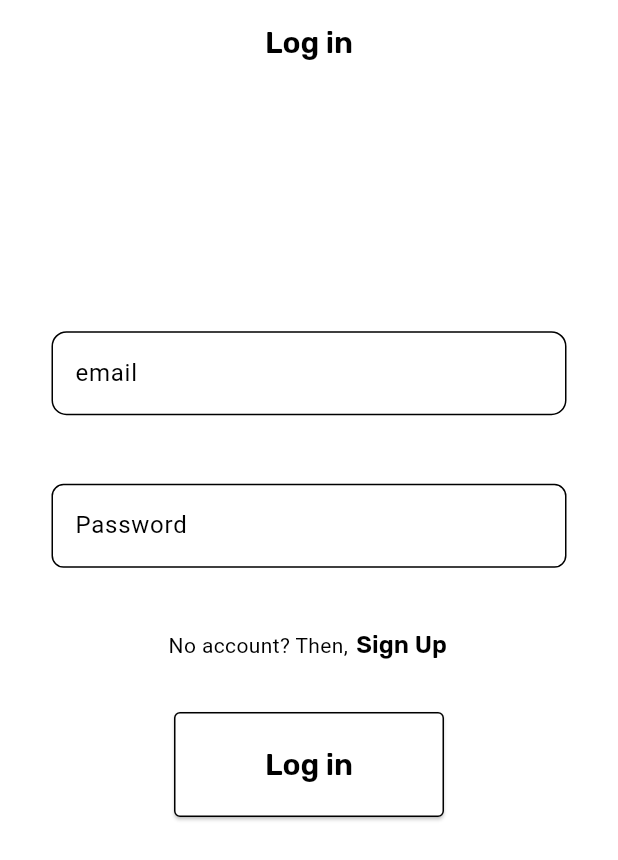
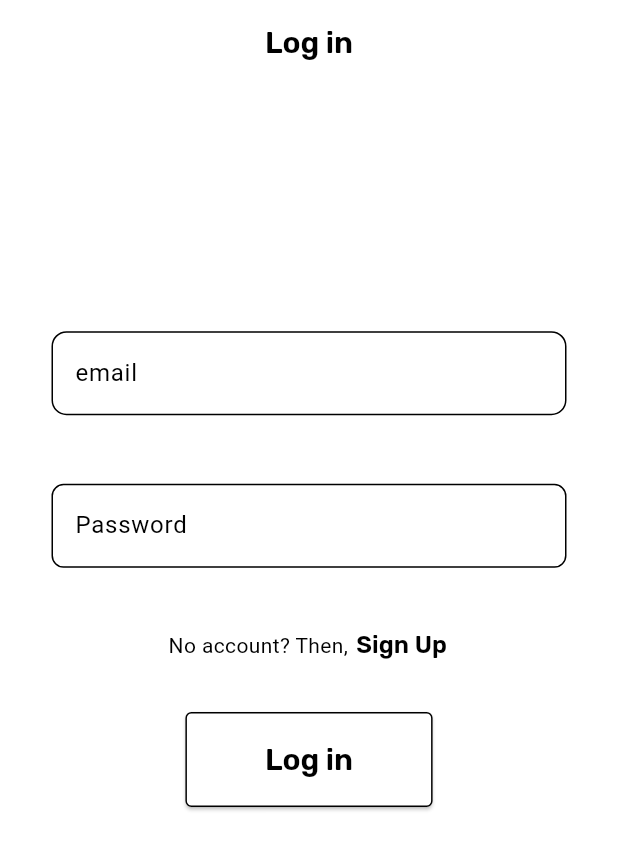
Before and after one commit to prosnake1/films_app, a Flutter app: the screen it shows after launch, on a phone screen of 412 x 824 dp. Shown: the top 860 px of the screen. Run offline on Flutter 3.47's test engine with Material 3 defaults, Android fonts, the phone set to English and light mode, and no system bars; our stand-ins replace cached_network_image, dio, firebase_auth, firebase_core, firebase_database, flutter_bloc and 4 more; missing offline and left inert: ndialog, talker_bloc_logger, talker_dio_logger; accounts and stored records are empty; generated files the repository leaves out were written again; statements that could not run were skipped.

Commit message:
media query 2

```diff
--- a/lib/pages/home/widgets/films_column.dart
+++ b/lib/pages/home/widgets/films_column.dart
@@ -21,7 +21,7 @@ class FilmsColumn extends StatelessWidget {
           return Expanded(
             child: ListView.separated(
               separatorBuilder: (context, index) => const Divider(
-                height: 30,
+                height: 20,
               ),
               itemCount: state.filmsList.length,
               shrinkWrap: true,
--- a/lib/pages/home/widgets/nav_buttons.dart
+++ b/lib/pages/home/widgets/nav_buttons.dart
@@ -10,7 +10,7 @@ class NavigationButtons extends StatelessWidget {
   @override
   Widget build(BuildContext context) {
     return SizedBox(
-      height: 200,
+      height: MediaQuery.of(context).size.height / 4.5,
       child: Column(
         children: [
           const SizedBox(
@@ -23,8 +23,8 @@ class NavigationButtons extends StatelessWidget {
             style: lightTheme.elevatedButtonTheme.style,
             child: Text(t.open_search),
           ),
-          const SizedBox(
-            height: 50,
+          SizedBox(
+            height: MediaQuery.of(context).size.height / 20,
           ),
           ElevatedButton(
             onPressed: () {
--- a/lib/pages/login/login_page.dart
+++ b/lib/pages/login/login_page.dart
@@ -1,7 +1,6 @@
 import 'package:films_app/i18n/strings.g.dart';
 import 'package:films_app/pages/login/widgets/widgets.dart';
 import 'package:flutter/material.dart';
-import 'package:flutter/widgets.dart';
 
 class LoginPage extends StatefulWidget {
   const LoginPage({super.key});
@@ -63,8 +62,8 @@ class _LoginPageState extends State<LoginPage> {
               height: MediaQuery.of(context).size.width / 20,
             ),
             SizedBox(
-              width: 180,
-              height: 70,
+              width: MediaQuery.of(context).size.width / 2.5,
+              height: MediaQuery.of(context).size.height / 13,
               child: LogInButton(
                   emailController: emailController,
                   passwordController: passwordController,
```
Also changed, not shown: lib/pages/search/search_page.dart (+10 -6 lines).
